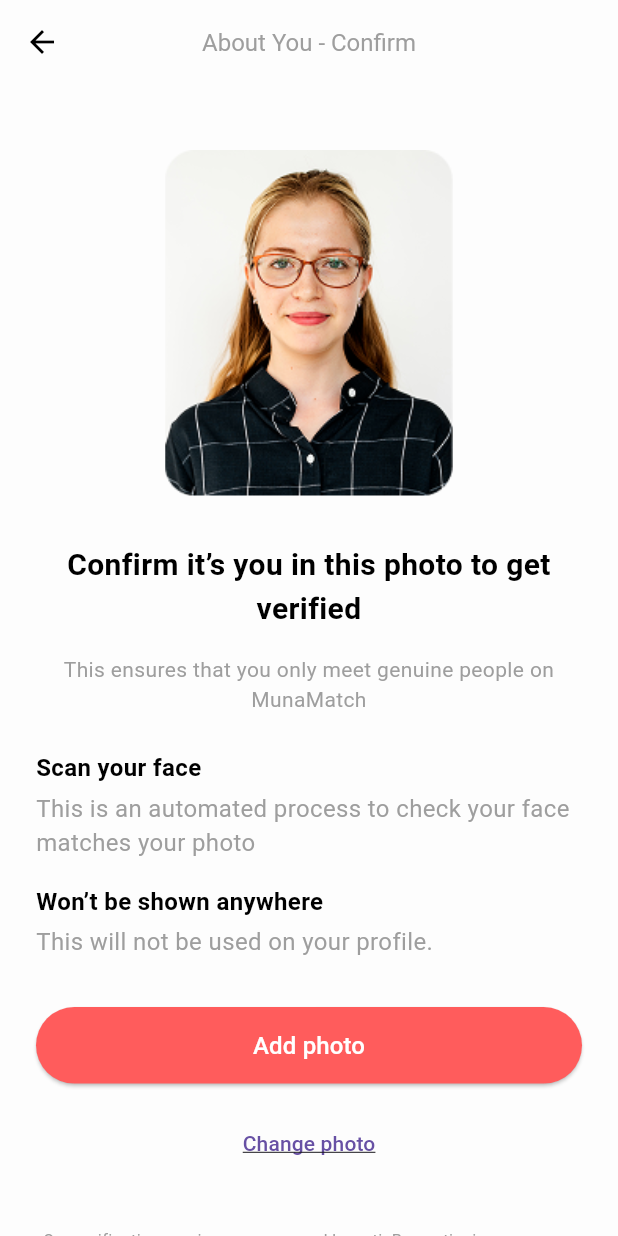
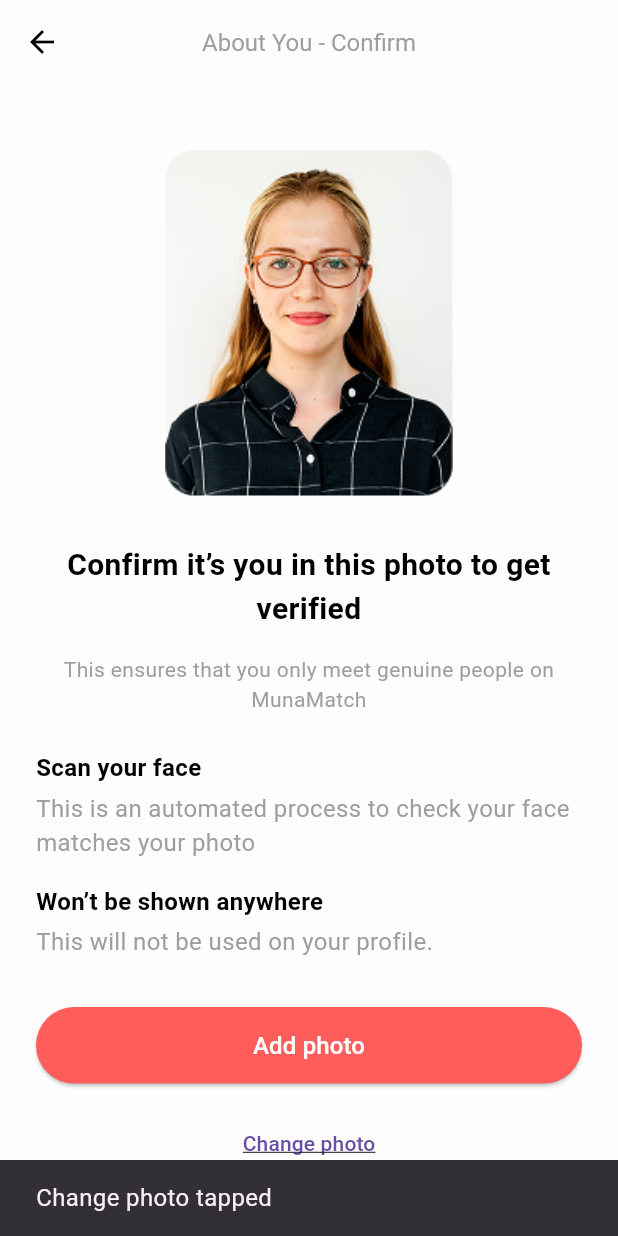
Before and after one commit to muhammadhassanmahar/Muna-Match, a Flutter app: the ConfirmScreen screen opened directly, after a tap on "Change photo", on a phone screen of 412 x 824 dp. Run offline on Flutter 3.47's test engine with Material 3 defaults, Android fonts, the phone set to English and light mode, and no system bars; our stand-ins replace image_picker.

Commit message:
Added new files and updated existing ones

```diff
--- a/lib/confirm_screen.dart
+++ b/lib/confirm_screen.dart
@@ -1,7 +1,7 @@
 import 'package:flutter/material.dart';
 
 class ConfirmScreen extends StatelessWidget {
-  const ConfirmScreen({Key? key}) : super(key: key);
+  const ConfirmScreen({super.key}); // ✔️ Using super.key
 
   @override
   Widget build(BuildContext context) {
@@ -32,7 +32,7 @@ class ConfirmScreen extends StatelessWidget {
                   ClipRRect(
                     borderRadius: BorderRadius.circular(16),
                     child: Image.asset(
-                      'assets/images/sample_user.png', // Replace with your image
+                      'assets/images/sample_user.png', // Replace with your own image
                       height: constraints.maxHeight * 0.3,
                       fit: BoxFit.cover,
                     ),
@@ -108,7 +108,10 @@ class ConfirmScreen extends StatelessWidget {
                   const SizedBox(height: 16),
                   TextButton(
                     onPressed: () {
-                      // TODO: Add change photo logic here
+                      // Placeholder for change photo logic
+                      ScaffoldMessenger.of(context).showSnackBar(
+                        const SnackBar(content: Text("Change photo tapped")),
+                      );
                     },
                     child: const Text(
                       "Change photo",
```
